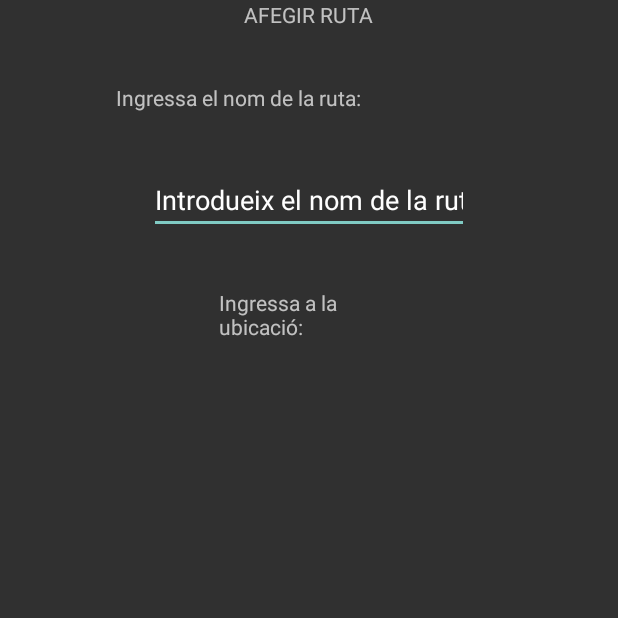
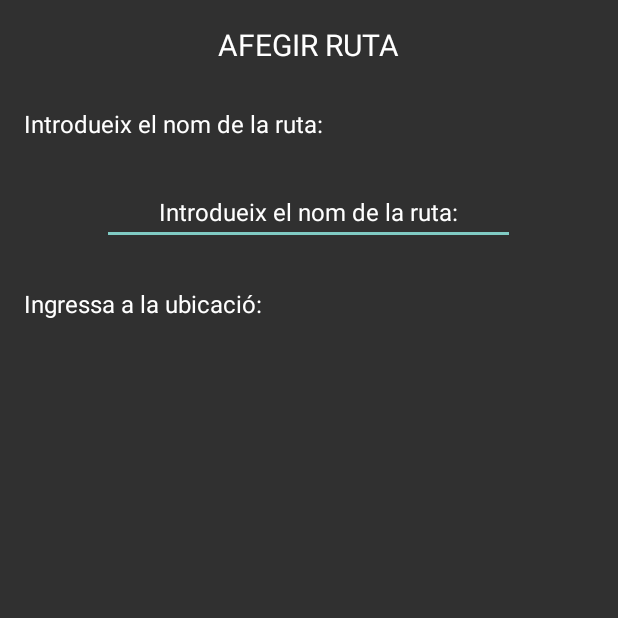
Before and after one commit to ErickTorres177/ProjectM07, an Android app: the fragment GalleryFragment shown on its own in the app's theme, on a phone screen of 412 x 824 dp, the top half of it. Run offline under Robolectric (Android 15) with nearby library versions, the light colour scheme and no system bars.

Commit message:
Fragmente NuevaRuta, star

```diff
--- a/app/src/main/res/layout/fragment_gallery.xml
+++ b/app/src/main/res/layout/fragment_gallery.xml
@@ -1,7 +1,6 @@
 <?xml version="1.0" encoding="utf-8"?>
 <androidx.constraintlayout.widget.ConstraintLayout xmlns:android="http://schemas.android.com/apk/res/android"
     xmlns:app="http://schemas.android.com/apk/res-auto"
-    xmlns:tools="http://schemas.android.com/tools"
     android:layout_width="match_parent"
     android:layout_height="match_parent">
 
@@ -9,43 +8,69 @@
         android:id="@+id/tvTituloFragmentRuta"
         android:layout_width="wrap_content"
         android:layout_height="wrap_content"
+        android:layout_marginTop="16dp"
         android:text="@string/tvTituloFragmentRuta"
+        android:textColor="@color/white"
+        android:textColorHighlight="@color/white"
+        android:textColorHint="@color/white"
+        android:textColorLink="@color/white"
+        android:textSize="20sp"
         app:layout_constraintEnd_toEndOf="parent"
+        app:layout_constraintHorizontal_bias="0.498"
         app:layout_constraintStart_toStartOf="parent"
         app:layout_constraintTop_toTopOf="parent" />
 
     <TextView
         android:id="@+id/tvNombreRuta"
-        android:layout_width="257dp"
-        android:layout_height="35dp"
-        android:layout_marginTop="36dp"
+        android:layout_width="267dp"
+        android:layout_height="20dp"
+        android:layout_marginTop="28dp"
         android:text="@string/tvNombreRuta"
+        android:textColor="@color/white"
+        android:textColorHighlight="@color/white"
+        android:textColorHint="@color/white"
+        android:textColorLink="@color/white"
+        android:textSize="16sp"
         app:layout_constraintEnd_toEndOf="parent"
+        app:layout_constraintHorizontal_bias="0.111"
         app:layout_constraintStart_toStartOf="parent"
         app:layout_constraintTop_toBottomOf="@+id/tvTituloFragmentRuta" />
 
     <EditText
         android:id="@+id/etNombreRuta"
-        android:layout_width="wrap_content"
-        android:layout_height="wrap_content"
+        android:layout_width="275dp"
+        android:layout_height="44dp"
         android:layout_marginStart="32dp"
-        android:layout_marginTop="20dp"
+        android:layout_marginTop="28dp"
         android:ems="10"
+        android:gravity="center_horizontal|center_vertical"
         android:inputType="textPersonName"
         android:text="@string/etNombreRuta"
+        android:textColor="@color/white"
+        android:textColorHighlight="@color/white"
+        android:textColorHint="@color/white"
+        android:textColorLink="@color/white"
+        android:textSize="16sp"
+        android:labelFor="@+id/etNombreRuta"
         app:layout_constraintEnd_toEndOf="parent"
-        app:layout_constraintHorizontal_bias="0.403"
+        app:layout_constraintHorizontal_bias="0.346"
         app:layout_constraintStart_toStartOf="parent"
         app:layout_constraintTop_toBottomOf="@+id/tvNombreRuta"
-        android:autofillHints="" />
+        android:importantForAutofill="no" />
 
     <TextView
         android:id="@+id/tvDireccionRuta"
-        android:layout_width="120dp"
-        android:layout_height="55dp"
-        android:layout_marginTop="36dp"
+        android:layout_width="255dp"
+        android:layout_height="23dp"
+        android:layout_marginTop="28dp"
         android:text="@string/etDireccionRuta"
+        android:textColor="@color/white"
+        android:textColorHighlight="@color/white"
+        android:textColorHint="@color/white"
+        android:textColorLink="@color/white"
+        android:textSize="16sp"
         app:layout_constraintEnd_toEndOf="parent"
+        app:layout_constraintHorizontal_bias="0.102"
         app:layout_constraintStart_toStartOf="parent"
         app:layout_constraintTop_toBottomOf="@+id/etNombreRuta" />
 
--- a/app/src/main/res/values/strings.xml
+++ b/app/src/main/res/values/strings.xml
@@ -1,4 +1,4 @@
-<resources xmlns:tools="http://schemas.android.com/tools">
+<resources>
     <string name="app_name">Find Your Way</string>
     <string name="nombreProyecto">Find Your Way</string>
     <string name="user">USUARI</string>
@@ -61,7 +61,7 @@
 
     //Activity Añadir Rutas
     <string name="tvTituloFragmentRuta">AFEGIR RUTA</string>
-    <string name="tvNombreRuta">Ingressa el nom de la ruta:</string>
+    <string name="tvNombreRuta">Introdueix el nom de la ruta:</string>
     <string name="etNombreRuta">Introdueix el nom de la ruta:</string>
     <string name="etDireccionRuta">Ingressa a la ubicació:</string>
 
```
